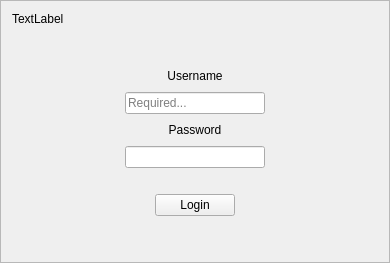
Qt form src/loginframe.ui (murrple-1/BedChaser) before a commit.
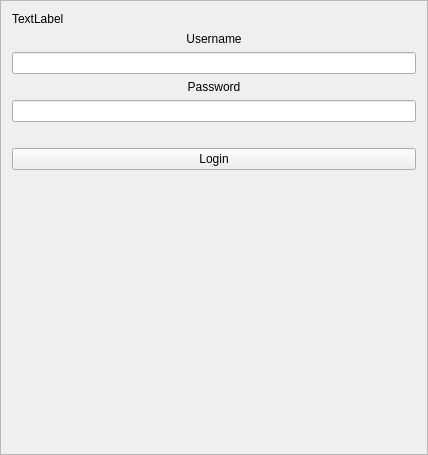
The same form after that commit.

Diff of the .ui file:
```diff
--- a/src/loginframe.ui
+++ b/src/loginframe.ui
@@ -6,8 +6,8 @@
    <rect>
     <x>0</x>
     <y>0</y>
-    <width>390</width>
-    <height>263</height>
+    <width>428</width>
+    <height>455</height>
    </rect>
   </property>
   <property name="windowTitle">
@@ -19,48 +19,16 @@
   <property name="frameShadow">
    <enum>QFrame::Raised</enum>
   </property>
-  <layout class="QGridLayout" name="gridLayout">
-   <item row="0" column="0" colspan="6">
+  <layout class="QVBoxLayout" name="verticalLayout">
+   <item>
     <widget class="QLabel" name="logoLabel">
      <property name="text">
       <string>TextLabel</string>
      </property>
     </widget>
    </item>
-   <item row="1" column="0" colspan="6">
-    <spacer name="verticalSpacer_2">
-     <property name="orientation">
-      <enum>Qt::Vertical</enum>
-     </property>
-     <property name="sizeHint" stdset="0">
-      <size>
-       <width>20</width>
-       <height>40</height>
-      </size>
-     </property>
-    </spacer>
-   </item>
-   <item row="2" column="0">
-    <spacer name="horizontalSpacer_3">
-     <property name="orientation">
-      <enum>Qt::Horizontal</enum>
-     </property>
-     <property name="sizeHint" stdset="0">
-      <size>
-       <width>40</width>
-       <height>20</height>
-      </size>
-     </property>
-    </spacer>
-   </item>
-   <item row="2" column="1" colspan="4">
+   <item>
     <widget class="QLabel" name="usernameLabel">
-     <property name="maximumSize">
-      <size>
-       <width>500</width>
-       <height>16777215</height>
-      </size>
-     </property>
      <property name="text">
       <string>Username</string>
      </property>
@@ -69,79 +37,11 @@
      </property>
     </widget>
    </item>
-   <item row="2" column="5">
-    <spacer name="horizontalSpacer_4">
-     <property name="orientation">
-      <enum>Qt::Horizontal</enum>
-     </property>
-     <property name="sizeHint" stdset="0">
-      <size>
-       <width>40</width>
-       <height>20</height>
-      </size>
-     </property>
-    </spacer>
+   <item>
+    <widget class="QLineEdit" name="usernameField"/>
    </item>
-   <item row="3" column="0">
-    <spacer name="horizontalSpacer">
-     <property name="orientation">
-      <enum>Qt::Horizontal</enum>
-     </property>
-     <property name="sizeHint" stdset="0">
-      <size>
-       <width>40</width>
-       <height>20</height>
-      </size>
-     </property>
-    </spacer>
-   </item>
-   <item row="3" column="1" colspan="4">
-    <widget class="QLineEdit" name="usernameField">
-     <property name="maximumSize">
-      <size>
-       <width>500</width>
-       <height>16777215</height>
-      </size>
-     </property>
-     <property name="placeholderText">
-      <string>Required...</string>
-     </property>
-    </widget>
-   </item>
-   <item row="3" column="5">
-    <spacer name="horizontalSpacer_2">
-     <property name="orientation">
-      <enum>Qt::Horizontal</enum>
-     </property>
-     <property name="sizeHint" stdset="0">
-      <size>
-       <width>40</width>
-       <height>20</height>
-      </size>
-     </property>
-    </spacer>
-   </item>
-   <item row="4" column="0">
-    <spacer name="horizontalSpacer_5">
-     <property name="orientation">
-      <enum>Qt::Horizontal</enum>
-     </property>
-     <property name="sizeHint" stdset="0">
-      <size>
-       <width>40</width>
-       <height>20</height>
-      </size>
-     </property>
-    </spacer>
-   </item>
-   <item row="4" column="1" colspan="4">
+   <item>
     <widget class="QLabel" name="passwordLabel">
-     <property name="maximumSize">
-      <size>
-       <width>500</width>
-       <height>16777215</height>
-      </size>
-     </property>
      <property name="text">
       <string>Password</string>
      </property>
@@ -150,40 +50,8 @@
      </property>
     </widget>
    </item>
-   <item row="4" column="5">
-    <spacer name="horizontalSpacer_6">
-     <property name="orientation">
-      <enum>Qt::Horizontal</enum>
-     </property>
-     <property name="sizeHint" stdset="0">
-      <size>
-       <width>40</width>
-       <height>20</height>
-      </size>
-     </property>
-    </spacer>
-   </item>
-   <item row="5" column="0">
-    <spacer name="horizontalSpacer_7">
-     <property name="orientation">
-      <enum>Qt::Horizontal</enum>
-     </property>
-     <property name="sizeHint" stdset="0">
-      <size>
-       <width>40</width>
-       <height>20</height>
-      </size>
-     </property>
-    </spacer>
-   </item>
-   <item row="5" column="1" colspan="4">
+   <item>
     <widget class="QLineEdit" name="passwordField">
-     <property name="maximumSize">
-      <size>
-       <width>500</width>
-       <height>16777215</height>
-      </size>
-     </property>
      <property name="echoMode">
       <enum>QLineEdit::Password</enum>
      </property>
@@ -192,72 +60,7 @@
      </property>
     </widget>
    </item>
-   <item row="5" column="5">
-    <spacer name="horizontalSpacer_8">
-     <property name="orientation">
-      <enum>Qt::Horizontal</enum>
-     </property>
-     <property name="sizeHint" stdset="0">
-      <size>
-       <width>40</width>
-       <height>20</height>
-      </size>
-     </property>
-    </spacer>
-   </item>
-   <item row="7" column="2" colspan="2">
-    <widget class="QPushButton" name="loginButton">
-     <property name="maximumSize">
-      <size>
-       <width>200</width>
-       <height>16777215</height>
-      </size>
-     </property>
-     <property name="text">
-      <string>Login</string>
-     </property>
-    </widget>
-   </item>
-   <item row="7" column="4" colspan="2">
-    <spacer name="horizontalSpacer_12">
-     <property name="orientation">
-      <enum>Qt::Horizontal</enum>
-     </property>
-     <property name="sizeHint" stdset="0">
-      <size>
-       <width>40</width>
-       <height>20</height>
-      </size>
-     </property>
-    </spacer>
-   </item>
-   <item row="8" column="0" colspan="6">
-    <spacer name="verticalSpacer">
-     <property name="orientation">
-      <enum>Qt::Vertical</enum>
-     </property>
-     <property name="sizeHint" stdset="0">
-      <size>
-       <width>20</width>
-       <height>40</height>
-      </size>
-     </property>
-    </spacer>
-   </item>
-   <item row="7" column="0" colspan="2">
-    <spacer name="horizontalSpacer_11">
-     <property name="orientation">
-      <enum>Qt::Horizontal</enum>
-     </property>
-     <property name="sizeHint" stdset="0">
-      <size>
-       <width>40</width>
-       <height>20</height>
-      </size>
-     </property>
-    </spacer>
-   </item>
-   <item row="6" column="0" colspan="6">
+   <item>
     <widget class="QLabel" name="errorLabel">
      <property name="palette">
       <palette>
@@ -304,6 +107,26 @@
      </property>
     </widget>
    </item>
+   <item>
+    <widget class="QPushButton" name="loginButton">
+     <property name="text">
+      <string>Login</string>
+     </property>
+    </widget>
+   </item>
+   <item>
+    <spacer name="verticalSpacer">
+     <property name="orientation">
+      <enum>Qt::Vertical</enum>
+     </property>
+     <property name="sizeHint" stdset="0">
+      <size>
+       <width>20</width>
+       <height>40</height>
+      </size>
+     </property>
+    </spacer>
+   </item>
   </layout>
  </widget>
  <resources/>
```
Left out of the diff: 3 changed lines with no effect on the pictures.
